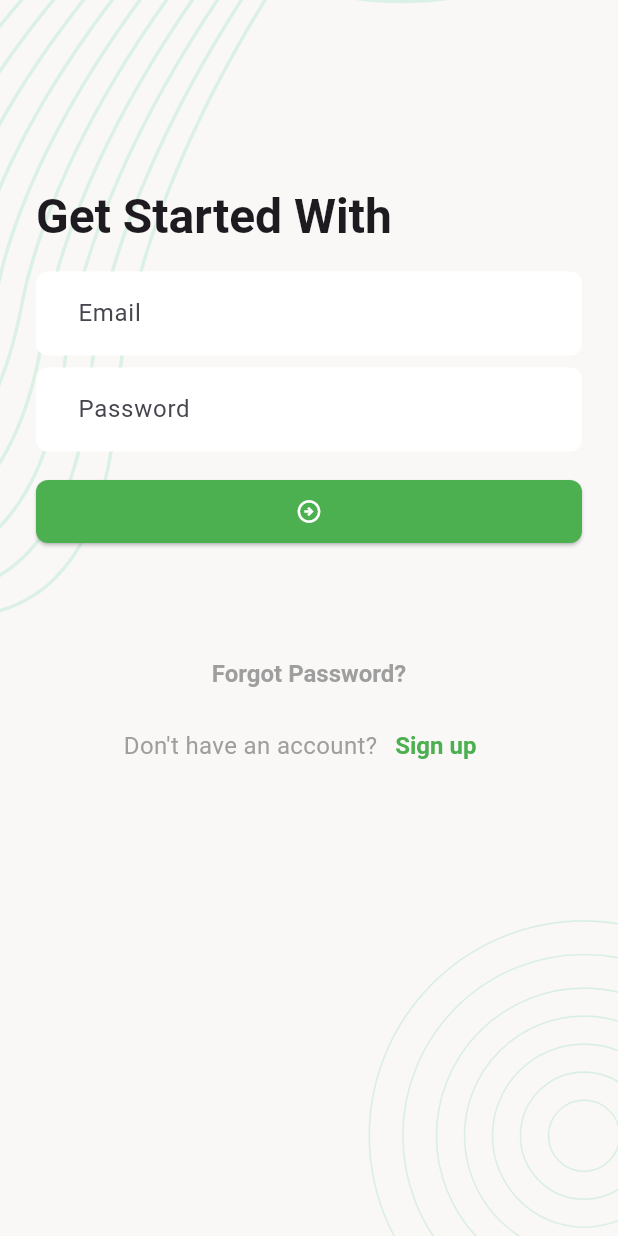
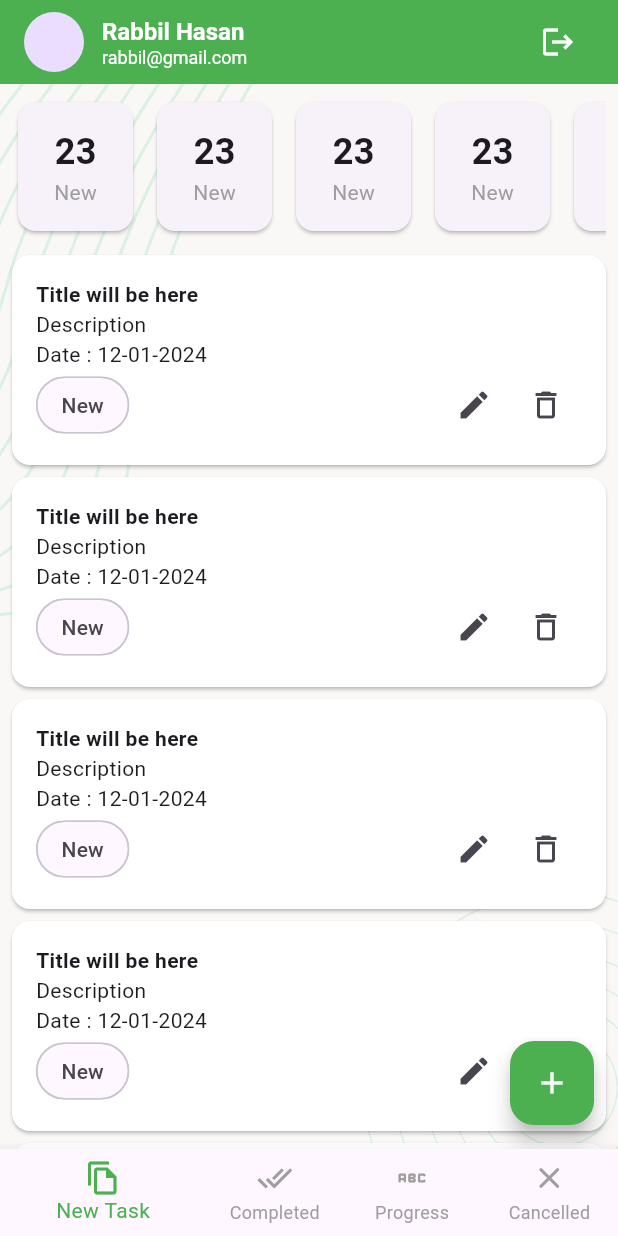
Before and after one commit to shamim2810/task_manager, a Flutter app: the SignInScreen screen opened directly, after a tap on the "arrow circle right" icon, on a phone screen of 412 x 824 dp. Run offline on Flutter 3.47's test engine with Material 3 defaults, Android fonts, the phone set to English and light mode, and no system bars; our stand-ins replace flutter_svg, pin_code_fields.

Commit message:
UI Design III

```diff
--- a/lib/app.dart
+++ b/lib/app.dart
@@ -2,14 +2,22 @@ import 'package:flutter/material.dart';
 import 'package:task_manager/presentation/screen/splash_screen.dart';
 import 'package:task_manager/presentation/utils/app_colors.dart';
 
-class TaskManager extends StatelessWidget {
+class TaskManager extends StatefulWidget {
   const TaskManager({super.key});
 
+  static GlobalKey<NavigatorState> navigatorKey = GlobalKey<NavigatorState>();
+
+  @override
+  State<TaskManager> createState() => _TaskManagerState();
+}
+
+class _TaskManagerState extends State<TaskManager> {
   @override
   Widget build(BuildContext context) {
     return MaterialApp(
+      navigatorKey: TaskManager.navigatorKey,
       title: 'Task Manager',
-      home: SplashScreen(),
+      home: const SplashScreen(),
       theme: ThemeData(
         inputDecorationTheme: InputDecorationTheme(
           fillColor: Colors.white,
@@ -45,12 +53,17 @@ class TaskManager extends StatelessWidget {
             ),
           )
         ),
-        textTheme: TextTheme(
+        textTheme: const TextTheme(
           titleLarge: TextStyle(
             fontSize: 32,
             fontWeight: FontWeight.w600,
           ),
         ),
+        chipTheme: ChipThemeData(
+          shape: RoundedRectangleBorder(
+            borderRadius: BorderRadius.circular(50),
+          )
+        )
       ),
     );
   }
--- a/lib/presentation/screen/email_verification_screen.dart
+++ b/lib/presentation/screen/auth/email_verification_screen.dart
@@ -1,5 +1,5 @@
 import 'package:flutter/material.dart';
-import 'package:task_manager/presentation/screen/pin_verification_screen.dart';
+import 'package:task_manager/presentation/screen/auth/pin_verification_screen.dart';
 import 'package:task_manager/presentation/widgets/background_widget.dart';
 
 class EmailVerificationScreen extends StatefulWidget {
--- a/lib/presentation/screen/pin_verification_screen.dart
+++ b/lib/presentation/screen/auth/pin_verification_screen.dart
@@ -1,7 +1,7 @@
 import 'package:flutter/material.dart';
 import 'package:pin_code_fields/pin_code_fields.dart';
-import 'package:task_manager/presentation/screen/set_password_screen.dart';
-import 'package:task_manager/presentation/screen/sign_in_screen.dart';
+import 'package:task_manager/presentation/screen/auth/set_password_screen.dart';
+import 'package:task_manager/presentation/screen/auth/sign_in_screen.dart';
 import 'package:task_manager/presentation/utils/app_colors.dart';
 import 'package:task_manager/presentation/widgets/background_widget.dart';
 
--- a/lib/presentation/screen/set_password_screen.dart
+++ b/lib/presentation/screen/auth/set_password_screen.dart
@@ -1,6 +1,5 @@
 import 'package:flutter/material.dart';
-import 'package:task_manager/presentation/screen/pin_verification_screen.dart';
-import 'package:task_manager/presentation/screen/sign_in_screen.dart';
+import 'package:task_manager/presentation/screen/auth/sign_in_screen.dart';
 import 'package:task_manager/presentation/widgets/background_widget.dart';
 
 class SetPasswordScreen extends StatefulWidget {
--- /dev/null
+++ b/lib/presentation/screen/auth/sign_in_screen.dart
@@ -0,0 +1,136 @@
+import 'package:flutter/material.dart';
+import 'package:task_manager/presentation/screen/auth/email_verification_screen.dart';
+import 'package:task_manager/presentation/screen/auth/sign_up_screen.dart';
+import 'package:task_manager/presentation/screen/main_bottom_nav_screen.dart';
+import 'package:task_manager/presentation/widgets/background_widget.dart';
+
+class SignInScreen extends StatefulWidget {
+  const SignInScreen({super.key});
+
+  @override
+  State<SignInScreen> createState() => _SignInScreenState();
+}
+
+class _SignInScreenState extends State<SignInScreen> {
+  final TextEditingController _emailTEController = TextEditingController();
+  final TextEditingController _passwordTEController = TextEditingController();
+  final GlobalKey<FormState> _formKey = GlobalKey<FormState>();
+
+  @override
+  Widget build(BuildContext context) {
+    return Scaffold(
+      body: BackgroundWidget(
+          child: SingleChildScrollView(
+            child: Padding(
+              padding: const EdgeInsets.all(24.0),
+              child: Form(
+                key: _formKey,
+                child: Column(
+                  crossAxisAlignment: CrossAxisAlignment.start,
+                  children: [
+                    const SizedBox(
+                      height: 100,
+                    ),
+                    Text('Get Started With',
+                        style: Theme
+                            .of(context)
+                            .textTheme
+                            .titleLarge),
+                    const SizedBox(
+                      height: 16,
+                    ),
+                    TextFormField(
+                      controller: _emailTEController,
+                      keyboardType: TextInputType.emailAddress,
+                      decoration: const InputDecoration(
+                        hintText: 'Email',
+                      ),
+                    ),
+                    const SizedBox(
+                      height: 8,
+                    ),
+                    TextFormField(
+                      controller: _passwordTEController,
+                      obscureText: true,
+                      decoration: const InputDecoration(
+                        hintText: 'Password',
+                      ),
+                    ),
+                    const SizedBox(
+                      height: 16,
+                    ),
+                    SizedBox(
+                      width: double.infinity,
+                      child: ElevatedButton(
+                        onPressed: () {
+                          Navigator.pushAndRemoveUntil(
+                              context, MaterialPageRoute(
+                            builder: (context) => MainBottomNavScreen(),), (
+                              route) => false);
+                        },
+                        child: const Icon(
+                          Icons.arrow_circle_right_outlined,
+                        ),
+                      ),
+                    ),
+                    const SizedBox(
+                      height: 60,
+                    ),
+                    Center(
+                      child: TextButton(
+                        onPressed: () {
+                          Navigator.push(
+                            context,
+                            MaterialPageRoute(
+                              builder: (context) => EmailVerificationScreen(),
+                            ),
+                          );
+                        },
+                        child: const Text('Forgot Password?'),
+                        style: TextButton.styleFrom(
+                          foregroundColor: Colors.grey,
+                          textStyle: const TextStyle(
+                            fontWeight: FontWeight.w600,
+                            fontSize: 16,
+                          ),
+                        ),
+                      ),
+                    ),
+                    Row(
+                      mainAxisAlignment: MainAxisAlignment.center,
+                      children: [
+                        const Text(
+                          "Don't have an account?",
+                          style: TextStyle(
+                            color: Colors.grey,
+                            fontSize: 16,
+                          ),
+                        ),
+                        TextButton(
+                          onPressed: () {
+                            Navigator.push(
+                              context,
+                              MaterialPageRoute(
+                                builder: (context) => const SingUpScreen(),
+                              ),
+                            );
+                          },
+                          child: const Text('Sign up'),
+                        ),
+                      ],
+                    ),
+                  ],
+                ),
+              ),
+            ),
+          )),
+    );
+  }
+
+  @override
+  void dispose() {
+    super.dispose();
+    _emailTEController.dispose();
+    _passwordTEController.dispose();
+  }
+}
--- /dev/null
+++ b/lib/presentation/screen/main_bottom_nav_screen.dart
@@ -0,0 +1,54 @@
+import 'package:flutter/material.dart';
+import 'package:task_manager/presentation/screen/cancelled_task_screen.dart';
+import 'package:task_manager/presentation/screen/complete_task_screen.dart';
+import 'package:task_manager/presentation/screen/new_task_screen.dart';
+import 'package:task_manager/presentation/screen/progress_task_screen.dart';
+import 'package:task_manager/presentation/utils/app_colors.dart';
+
+class MainBottomNavScreen extends StatefulWidget {
+  const MainBottomNavScreen({super.key});
+
+  @override
+  State<MainBottomNavScreen> createState() => _MainBottomNavScreenState();
+}
+
+class _MainBottomNavScreenState extends State<MainBottomNavScreen> {
+  int _currentSelectedIndex = 0;
+
+  final List<Widget> _screen = [
+    const NewTaskScreen(),
+    const CompleteTaskScreen(),
+    const ProgressTaskScreen(),
+    const CancelledTaskScreen(),
+  ];
+  @override
+  Widget build(BuildContext context) {
+    return Scaffold(
+      body: _screen[_currentSelectedIndex],
+      bottomNavigationBar: BottomNavigationBar(
+        currentIndex: _currentSelectedIndex,
+        selectedItemColor: AppColors.themeColor,
+        unselectedItemColor: Colors.grey,
+        showUnselectedLabels: true,
+        onTap: (index){
+          _currentSelectedIndex = index;
+          if(mounted){
+            setState(() {
+
+            });
+          }
+        },
+        items: const [
+          BottomNavigationBarItem(
+              icon: Icon(Icons.file_copy_outlined), label: 'New Task'),
+          BottomNavigationBarItem(
+              icon: Icon(Icons.done_all), label: 'Completed'),
+          BottomNavigationBarItem(
+              icon: Icon(Icons.abc_rounded), label: 'Progress'),
+          BottomNavigationBarItem(
+              icon: Icon(Icons.close_rounded), label: 'Cancelled'),
+        ],
+      ),
+    );
+  }
+}
--- /dev/null
+++ b/lib/presentation/screen/new_task_screen.dart
@@ -0,0 +1,76 @@
+import 'package:flutter/material.dart';
+import 'package:task_manager/presentation/screen/add_new_task_screen.dart';
+import 'package:task_manager/presentation/utils/app_colors.dart';
+import 'package:task_manager/presentation/widgets/background_widget.dart';
+import 'package:task_manager/presentation/widgets/profile_app_bar.dart';
+import 'package:task_manager/presentation/widgets/task_card.dart';
+import 'package:task_manager/presentation/widgets/task_counter_card.dart';
+
+class NewTaskScreen extends StatefulWidget {
+  const NewTaskScreen({super.key});
+
+  @override
+  State<NewTaskScreen> createState() => _NewTaskScreenState();
+}
+
+class _NewTaskScreenState extends State<NewTaskScreen> {
+  @override
+  Widget build(BuildContext context) {
+    return Scaffold(
+      appBar: profileAppBar,
+      body: BackgroundWidget(
+        child: Column(
+          children: [
+            taskCounterSection,
+            Expanded(
+              child: ListView.builder(
+                  itemCount: 5,
+                  itemBuilder: (context, index) {
+                    return const TaskCard();
+                  }),
+            ),
+          ],
+        ),
+      ),
+      floatingActionButton: FloatingActionButton(
+        onPressed: () {
+          Navigator.push(
+            context,
+            MaterialPageRoute(
+              builder: (context) => const AddNewTaskScreen(),
+            ),
+          );
+        },
+        backgroundColor: AppColors.themeColor,
+        child: const Icon(
+          Icons.add,
+          color: Colors.white,
+        ),
+      ),
+    );
+  }
+
+  Widget get taskCounterSection {
+    return SizedBox(
+      height: 110,
+      child: Padding(
+        padding: const EdgeInsets.all(8.0),
+        child: ListView.separated(
+          itemCount: 5,
+          scrollDirection: Axis.horizontal,
+          itemBuilder: (context, index) {
+            return const TaskCounterCard(
+              title: 'New',
+              amount: 23,
+            );
+          },
+          separatorBuilder: (_, __) {
+            return const SizedBox(
+              width: 8,
+            );
+          },
+        ),
+      ),
+    );
+  }
+}
--- a/lib/presentation/screen/sign_in_screen.dart
+++ /dev/null
@@ -1,127 +0,0 @@
-import 'package:flutter/material.dart';
-import 'package:task_manager/presentation/screen/email_verification_screen.dart';
-import 'package:task_manager/presentation/screen/sign_up_screen.dart';
-import 'package:task_manager/presentation/widgets/background_widget.dart';
-
-class SignInScreen extends StatefulWidget {
-  const SignInScreen({super.key});
-
-  @override
-  State<SignInScreen> createState() => _SignInScreenState();
-}
-
-class _SignInScreenState extends State<SignInScreen> {
-  final TextEditingController _emailTEController = TextEditingController();
-  final TextEditingController _passwordTEController = TextEditingController();
-  final GlobalKey<FormState> _formKey = GlobalKey<FormState>();
-
-  @override
-  Widget build(BuildContext context) {
-    return Scaffold(
-      body: BackgroundWidget(
-          child: SingleChildScrollView(
-        child: Padding(
-          padding: const EdgeInsets.all(24.0),
-          child: Form(
-            key: _formKey,
-            child: Column(
-              crossAxisAlignment: CrossAxisAlignment.start,
-              children: [
-                const SizedBox(
-                  height: 100,
-                ),
-                Text('Get Started With',
-                    style: Theme.of(context).textTheme.titleLarge),
-                const SizedBox(
-                  height: 16,
-                ),
-                TextFormField(
-                  controller: _emailTEController,
-                  keyboardType: TextInputType.emailAddress,
-                  decoration: const InputDecoration(
-                    hintText: 'Email',
-                  ),
-                ),
-                const SizedBox(
-                  height: 8,
-                ),
-                TextFormField(
-                  controller: _passwordTEController,
-                  obscureText: true,
-                  decoration: const InputDecoration(
-                    hintText: 'Password',
-                  ),
-                ),
-                const SizedBox(
-                  height: 16,
-                ),
-                SizedBox(
-                  width: double.infinity,
-                  child: ElevatedButton(
-                    onPressed: () {},
-                    child: const Icon(
-                      Icons.arrow_circle_right_outlined,
-                    ),
-                  ),
-                ),
-                const SizedBox(
-                  height: 60,
-                ),
-                Center(
-                  child: TextButton(
-                    onPressed: () {
-                      Navigator.push(
-                        context,
-                        MaterialPageRoute(
-                          builder: (context) => EmailVerificationScreen(),
-                        ),
-                      );
-                    },
-                    child: const Text('Forgot Password?'),
-                    style: TextButton.styleFrom(
-                      foregroundColor: Colors.grey,
-                      textStyle: const TextStyle(
-                        fontWeight: FontWeight.w600,
-                        fontSize: 16,
-                      ),
-                    ),
-                  ),
-                ),
-                Row(
-                  mainAxisAlignment: MainAxisAlignment.center,
-                  children: [
-                    const Text(
-                      "Don't have an account?",
-                      style: TextStyle(
-                        color: Colors.grey,
-                        fontSize: 16,
-                      ),
-                    ),
-                    TextButton(
-                      onPressed: () {
-                        Navigator.push(
-                          context,
-                          MaterialPageRoute(
-                            builder: (context) => SingUpScreen(),
-                          ),
-                        );
-                      },
-                      child: const Text('Sign up'),
-                    ),
-                  ],
-                ),
-              ],
-            ),
-          ),
-        ),
-      )),
-    );
-  }
-
-  @override
-  void dispose() {
-    super.dispose();
-    _emailTEController.dispose();
-    _passwordTEController.dispose();
-  }
-}
--- a/lib/presentation/screen/splash_screen.dart
+++ b/lib/presentation/screen/splash_screen.dart
@@ -1,5 +1,5 @@
 import 'package:flutter/material.dart';
-import 'package:task_manager/presentation/screen/sign_in_screen.dart';
+import 'package:task_manager/presentation/screen/auth/sign_in_screen.dart';
 import 'package:task_manager/presentation/widgets/app_logo.dart';
 import 'package:task_manager/presentation/widgets/background_widget.dart';
 
--- /dev/null
+++ b/lib/presentation/widgets/profile_app_bar.dart
@@ -0,0 +1,51 @@
+import 'package:flutter/material.dart';
+import 'package:task_manager/app.dart';
+import 'package:task_manager/presentation/screen/auth/sign_in_screen.dart';
+import 'package:task_manager/presentation/utils/app_colors.dart';
+
+PreferredSizeWidget get profileAppBar {
+  return AppBar(
+    backgroundColor: AppColors.themeColor,
+    title: Row(
+      children: [
+        const CircleAvatar(),
+        const SizedBox(
+          width: 12,
+        ),
+        const Expanded(
+          child: Column(
+            crossAxisAlignment: CrossAxisAlignment.start,
+            children: [
+              Text(
+                'Rabbil Hasan',
+                style: TextStyle(
+                  fontSize: 16,
+                  color: Colors.white,
+                ),
+              ),
+              Text(
+                'rabbil@gmail.com',
+                style: TextStyle(
+                  fontSize: 12,
+                  color: Colors.white,
+                  fontWeight: FontWeight.w400,
+                ),
+              )
+            ],
+          ),
+        ),
+        IconButton(
+          onPressed: () {
+            Navigator.pushAndRemoveUntil(
+                TaskManager.navigatorKey.currentState!.context,
+                MaterialPageRoute(
+                  builder: (context) => const SignInScreen(),
+                ),
+                (route) => false);
+          },
+          icon: const Icon(Icons.logout,color: Colors.white,),
+        ),
+      ],
+    ),
+  );
+}
--- /dev/null
+++ b/lib/presentation/widgets/task_card.dart
@@ -0,0 +1,44 @@
+import 'package:flutter/material.dart';
+
+class TaskCard extends StatelessWidget {
+  const TaskCard({
+    super.key,
+  });
+
+  @override
+  Widget build(BuildContext context) {
+    return Card(
+      color: Colors.white,
+      margin: const EdgeInsets.symmetric(horizontal: 8, vertical: 4),
+      child: Padding(
+        padding: const EdgeInsets.all(16.0),
+        child: Column(
+          crossAxisAlignment: CrossAxisAlignment.start,
+          children: [
+            const Text('Title will be here', style: TextStyle(
+              fontWeight: FontWeight.bold,
+            ),),
+            const Text('Description'),
+            const Text('Date : 12-01-2024'),
+            Row(
+              children: [
+                const Chip(
+                  label: Text('New'),
+                ),
+                const Spacer(),
+                IconButton(
+                  onPressed: () {},
+                  icon: const Icon(Icons.edit),
+                ),
+                IconButton(
+                  onPressed: () {},
+                  icon: const Icon(Icons.delete_outline),
+                ),
+              ],
+            ),
+          ],
+        ),
+      ),
+    );
+  }
+}
--- /dev/null
+++ b/lib/presentation/widgets/task_counter_card.dart
@@ -0,0 +1,39 @@
+import 'package:flutter/material.dart';
+
+class TaskCounterCard extends StatelessWidget {
+  const TaskCounterCard({
+    super.key, required this.amount, required this.title,
+  });
+
+  final int amount;
+  final String title;
+
+  @override
+  Widget build(BuildContext context) {
+    return Card(
+      child: Padding(
+        padding: const EdgeInsets.symmetric(
+          vertical: 16.0,
+          horizontal: 24,
+        ),
+        child: Column(
+          children: [
+            Text(
+              '$amount',
+              style: const TextStyle(
+                fontSize: 24,
+                fontWeight: FontWeight.bold,
+              ),
+            ),
+            Text(
+              title,
+              style: const TextStyle(
+                color: Colors.grey,
+              ),
+            )
+          ],
+        ),
+      ),
+    );
+  }
+}
```
Also changed, not shown: lib/presentation/screen/add_new_task_screen.dart (added, +74 -0 lines), lib/presentation/screen/cancelled_task_screen.dart (added, +27 -0 lines), lib/presentation/screen/complete_task_screen.dart (added, +29 -0 lines), lib/presentation/screen/progress_task_screen.dart (added, +27 -0 lines), lib/presentation/screen/auth/sign_up_screen.dart (renamed from lib/presentation/screen/sign_up_screen.dart).
